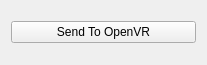
Qt form Plugins/OpenVR/pvOpenVRDockPanel.ui (Kitware/ParaView) before a commit.
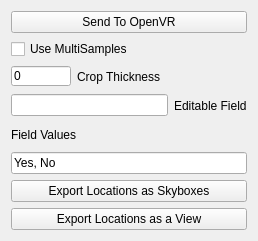
The same form after that commit.

The edit to the form file:
```diff
--- a/Plugins/OpenVR/pvOpenVRDockPanel.ui
+++ b/Plugins/OpenVR/pvOpenVRDockPanel.ui
@@ -6,8 +6,8 @@
    <rect>
     <x>0</x>
     <y>0</y>
-    <width>207</width>
-    <height>65</height>
+    <width>258</width>
+    <height>241</height>
    </rect>
   </property>
   <property name="windowTitle">
@@ -21,6 +21,128 @@
      </property>
     </widget>
    </item>
+   <item>
+    <widget class="QCheckBox" name="multisamples">
+     <property name="toolTip">
+      <string extracomment="Whether or not to use multisampled framebuffers. Using multisamples can reduce flickering but currently does not work with volume rendering."/>
+     </property>
+     <property name="text">
+      <string>Use MultiSamples</string>
+     </property>
+    </widget>
+   </item>
+   <item>
+    <layout class="QHBoxLayout" name="horizontalLayout">
+     <item>
+      <widget class="QLineEdit" name="cropThickness">
+       <property name="sizePolicy">
+        <sizepolicy hsizetype="Maximum" vsizetype="Maximum">
+         <horstretch>0</horstretch>
+         <verstretch>0</verstretch>
+        </sizepolicy>
+       </property>
+       <property name="minimumSize">
+        <size>
+         <width>40</width>
+         <height>20</height>
+        </size>
+       </property>
+       <property name="maximumSize">
+        <size>
+         <width>60</width>
+         <height>20</height>
+        </size>
+       </property>
+       <property name="baseSize">
+        <size>
+         <width>40</width>
+         <height>20</height>
+        </size>
+       </property>
+       <property name="toolTip">
+        <string extracomment="Thickness to use for new thick crops. A value of 0 defaults to automatic thickness."/>
+       </property>
+       <property name="text">
+        <string>0</string>
+       </property>
+      </widget>
+     </item>
+     <item>
+      <widget class="QLabel" name="cropThicknessLabel">
+       <property name="sizePolicy">
+        <sizepolicy hsizetype="Expanding" vsizetype="Preferred">
+         <horstretch>0</horstretch>
+         <verstretch>0</verstretch>
+        </sizepolicy>
+       </property>
+       <property name="toolTip">
+        <string extracomment="When using thick cropping planes this specifies the thickness of those planes."/>
+       </property>
+       <property name="text">
+        <string>Crop Thickness</string>
+       </property>
+      </widget>
+     </item>
+    </layout>
+   </item>
+   <item>
+    <layout class="QHBoxLayout" name="horizontalLayout_2">
+     <item>
+      <widget class="QLineEdit" name="editableField">
+       <property name="enabled">
+        <bool>true</bool>
+       </property>
+       <property name="toolTip">
+        <string extracomment="What scalar field can be edited in VR. This is an advanced feature still in development. You must specify field values below for this to work and the editable field specified must be a scalar array present in your data."/>
+       </property>
+      </widget>
+     </item>
+     <item>
+      <widget class="QLabel" name="scalarFieldLabel">
+       <property name="text">
+        <string>Editable Field</string>
+       </property>
+      </widget>
+     </item>
+    </layout>
+   </item>
+   <item>
+    <widget class="QLabel" name="fieldValuesLabel">
+     <property name="text">
+      <string>Field Values</string>
+     </property>
+    </widget>
+   </item>
+   <item>
+    <widget class="QLineEdit" name="fieldValues">
+     <property name="toolTip">
+      <string extracomment="The options available when editing a field in VR. These values, text or numeric will be stored in the currently selected point/cell for the specified editable field array above. This is in development."/>
+     </property>
+     <property name="text">
+      <string>Yes, No</string>
+     </property>
+    </widget>
+   </item>
+   <item>
+    <widget class="QPushButton" name="exportLocationsAsSkyboxesButton">
+     <property name="toolTip">
+      <string extracomment="Export the saved locations from VR as skyboxes suitable for viewing with vtk.js. This option will produce a pv-skybox folder that can be zipped up for use by ParaView Glance or vtk.js."/>
+     </property>
+     <property name="text">
+      <string>Export Locations as Skyboxes</string>
+     </property>
+    </widget>
+   </item>
+   <item>
+    <widget class="QPushButton" name="exportLocationsAsViewButton">
+     <property name="toolTip">
+      <string extracomment="This option will export the saved locations, their geometry, txtures, and properties into a form that can be used in MineView. The result is stored in a pv-view directory. "/>
+     </property>
+     <property name="text">
+      <string>Export Locations as a View</string>
+     </property>
+    </widget>
+   </item>
   </layout>
  </widget>
  <resources/>
```
